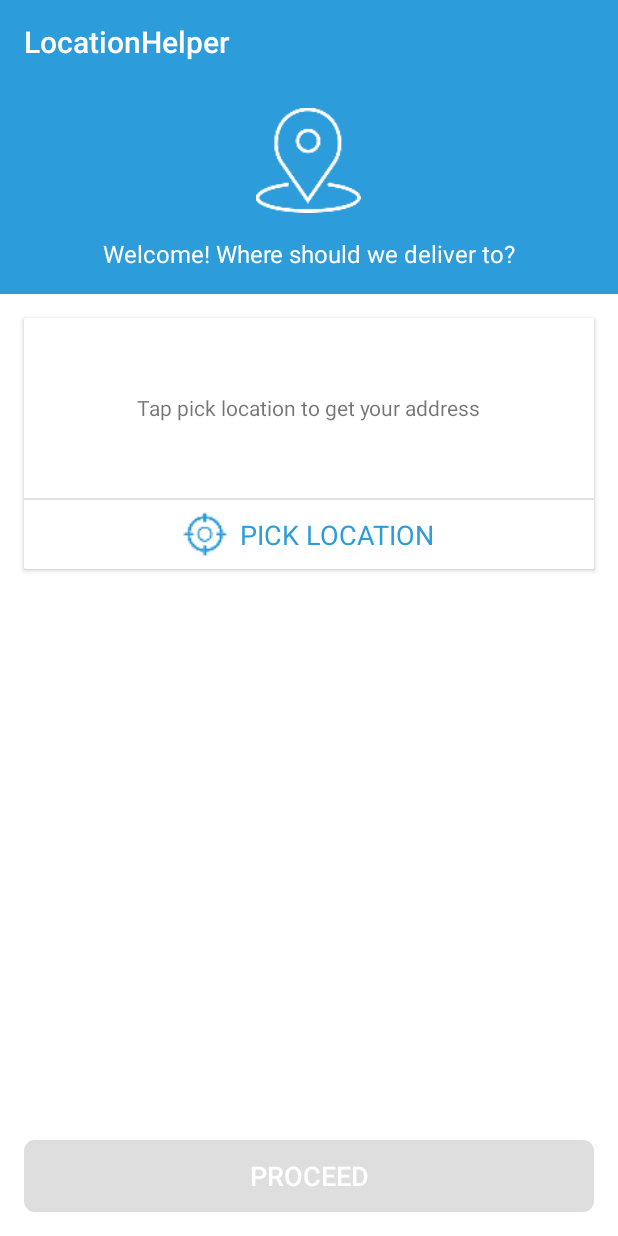
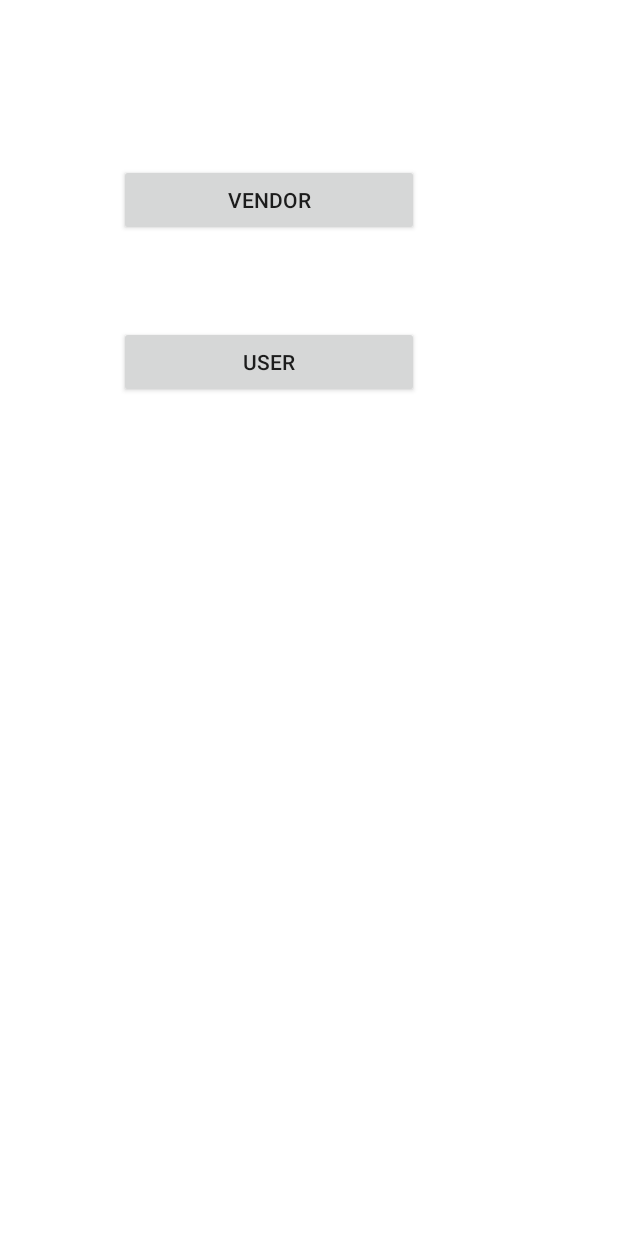
Before and after one commit to missionmini/LocationHelper, an Android app: the screen it shows after launch once a user with an empty profile is signed in (MyLocationUsingLocationAPI before the commit, SelectionPage after it), on a phone screen of 412 x 824 dp. Run offline under Robolectric (Android 15) with nearby library versions, the phone set to English and light mode, and no system bars; our stand-ins replace Firebase (no records; nobody signed in at launch, a user with empty details on screens opened directly).

Commit message:
Adding USER/Vendor GUI
Added User/Vendor selection page.
GUI Modification.

```diff
--- a/app/src/main/AndroidManifest.xml
+++ b/app/src/main/AndroidManifest.xml
@@ -24,7 +24,8 @@
         </activity>
         <activity android:name="com.droidmentor.locationhelper.LoginActivity" ></activity>
         <activity android:name="com.droidmentor.locationhelper.SignupActivity"></activity>
-
+        <activity android:name="com.droidmentor.locationhelper.SelectionPage"></activity>
+        <activity android:name="com.droidmentor.locationhelper.UserPage"></activity>
         <activity
             android:name=".MyLocationUsingHelper"
             android:label="MyLocation"
--- a/app/src/main/java/com/droidmentor/locationhelper/MainActivity.java
+++ b/app/src/main/java/com/droidmentor/locationhelper/MainActivity.java
@@ -42,9 +42,8 @@ public class MainActivity extends AppCompatActivity {
             loadLogInView();
         } else {
             Log.e("Ganesh:", "loading location helper");
-            loadLocationHelper();
+            loadSelectionPage();
         }
-
     }
 
     @Override
@@ -61,8 +60,8 @@ public class MainActivity extends AppCompatActivity {
         startActivity(intent);
     }
 
-    private void loadLocationHelper() {
-        Intent intent = new Intent(this, com.droidmentor.locationhelper.MyLocationUsingLocationAPI.class);
+    private void loadSelectionPage() {
+        Intent intent = new Intent(this, com.droidmentor.locationhelper.SelectionPage.class);
         intent.addFlags(Intent.FLAG_ACTIVITY_NEW_TASK);
         intent.addFlags(Intent.FLAG_ACTIVITY_CLEAR_TASK);
         startActivity(intent);
--- a/app/src/main/java/com/droidmentor/locationhelper/MyLocationUsingLocationAPI.java
+++ b/app/src/main/java/com/droidmentor/locationhelper/MyLocationUsingLocationAPI.java
@@ -89,10 +89,10 @@ public class MyLocationUsingLocationAPI extends AppCompatActivity implements Con
         mFirebaseUser = mFirebaseAuth.getCurrentUser();
         mDatabase = FirebaseDatabase.getInstance().getReference();
         mUserId = mFirebaseUser.getUid();
+
         ButterKnife.bind(this);
 
         mPermissionUtils = new PermissionUtils(MyLocationUsingLocationAPI.this);
-
         mPermissions.add(Manifest.permission.ACCESS_FINE_LOCATION);
         mPermissions.add(Manifest.permission.ACCESS_COARSE_LOCATION);
         mPermissionUtils.check_permission(mPermissions, "Need GPS permission for getting your location", 1);
@@ -124,13 +124,11 @@ public class MyLocationUsingLocationAPI extends AppCompatActivity implements Con
                 showToast("Proceed to the next step");
             }
         });
-
         // check availability of play services
         if (checkPlayServices()) {
             // Building the GoogleApi client
             buildGoogleApiClient();
         }
-
     }
 
 
--- /dev/null
+++ b/app/src/main/java/com/droidmentor/locationhelper/SelectionPage.java
@@ -0,0 +1,42 @@
+package com.droidmentor.locationhelper;
+
+import android.app.Activity;
+import android.content.Intent;
+import android.os.Bundle;
+import android.support.annotation.Nullable;
+import android.view.View;
+import android.widget.Button;
+
+public class SelectionPage extends Activity
+{
+    @Override
+    protected void onCreate(@Nullable Bundle savedInstanceState) {
+        super.onCreate(savedInstanceState);
+        setContentView(R.layout.selectionpage);
+
+        Button userButton = (Button)findViewById(R.id.userButton);
+        Button vendorButton = (Button)findViewById(R.id.vendorButton);
+
+        userButton.setOnClickListener(new View.OnClickListener() {
+            @Override
+            public void onClick(View view) {
+
+                Intent intent = new Intent(SelectionPage.this, com.droidmentor.locationhelper.UserPage.class);
+                intent.addFlags(Intent.FLAG_ACTIVITY_NEW_TASK);
+                intent.addFlags(Intent.FLAG_ACTIVITY_CLEAR_TASK);
+                startActivity(intent);
+            }
+        });
+
+        vendorButton.setOnClickListener(new View.OnClickListener() {
+            @Override
+            public void onClick(View view) {
+
+                Intent intent = new Intent(SelectionPage.this, com.droidmentor.locationhelper.MyLocationUsingLocationAPI.class);
+                intent.addFlags(Intent.FLAG_ACTIVITY_NEW_TASK);
+                intent.addFlags(Intent.FLAG_ACTIVITY_CLEAR_TASK);
+                startActivity(intent);
+            }
+        });
+    }
+}
--- /dev/null
+++ b/app/src/main/res/layout/selectionpage.xml
@@ -0,0 +1,28 @@
+<?xml version="1.0" encoding="utf-8"?>
+<RelativeLayout xmlns:android="http://schemas.android.com/apk/res/android"
+    android:orientation="vertical" android:layout_width="match_parent"
+    android:layout_height="match_parent">
+
+    <Button
+        android:id="@+id/userButton"
+        android:layout_width="200dp"
+        android:layout_height="wrap_content"
+        android:text="User"
+        android:layout_marginLeft="79dp"
+        android:layout_marginStart="79dp"
+        android:layout_marginTop="60dp"
+        android:layout_below="@+id/vendorButton"
+        android:layout_alignParentLeft="true"
+        android:layout_alignParentStart="true" />
+
+    <Button
+        android:id="@+id/vendorButton"
+        android:layout_width="200dp"
+        android:layout_height="wrap_content"
+        android:text="Vendor"
+        android:layout_alignParentTop="true"
+        android:layout_alignLeft="@+id/userButton"
+        android:layout_alignStart="@+id/userButton"
+        android:layout_marginTop="109dp" />
+
+</RelativeLayout>
--- a/build.gradle
+++ b/build.gradle
@@ -9,7 +9,7 @@ buildscript {
         }
     }
     dependencies {
-        classpath 'com.android.tools.build:gradle:3.0.0'
+        classpath 'com.android.tools.build:gradle:2.3.3'
         classpath 'com.google.gms:google-services:3.1.0'
 
         // NOTE: Do not place your application dependencies here; they belong
```
Also changed, not shown: app/src/main/java/com/droidmentor/locationhelper/UserPage.java (added, +16 -0 lines), app/src/main/res/layout/userpage.xml (added, +12 -0 lines).
